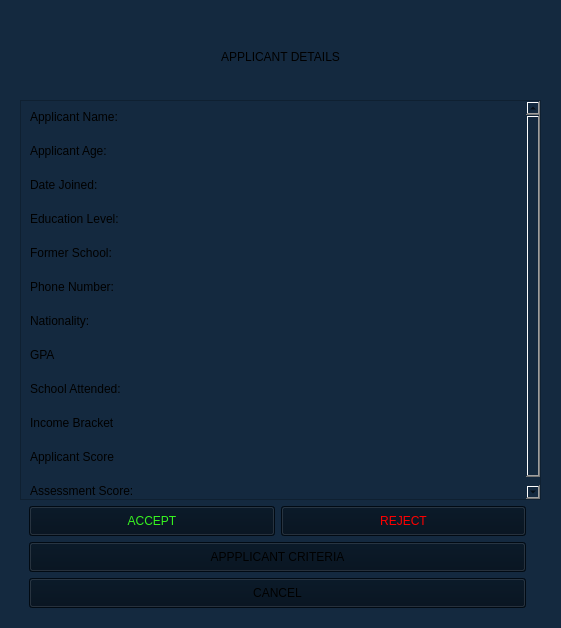
The window that SholarshipManagementSystem/manageApplicantl/manageApplicantDetails.ui (YNCO10/scholarshipManagementSystem) describes before a commit, drawn with Qt 5.
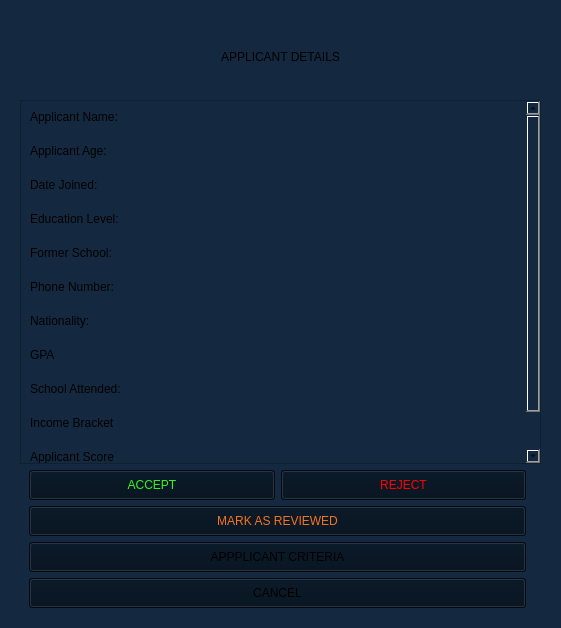
The same window after the commit. The open tabs and pages were chosen to show the change.

Diff of the .ui file:
```diff
--- a/SholarshipManagementSystem/manageApplicantl/manageApplicantDetails.ui
+++ b/SholarshipManagementSystem/manageApplicantl/manageApplicantDetails.ui
@@ -62,7 +62,7 @@
            <rect>
             <x>0</x>
             <y>0</y>
-            <width>153</width>
+            <width>511</width>
             <height>524</height>
            </rect>
           </property>
@@ -229,6 +229,20 @@
            </item>
           </layout>
          </item>
+         <item>
+          <widget class="QPushButton" name="markAsReviewedBtn">
+           <property name="cursor">
+            <cursorShape>PointingHandCursor</cursorShape>
+           </property>
+           <property name="styleSheet">
+            <string notr="true">color: rgb(244, 115, 32);
+background-color: rgb(1, 14, 27);</string>
+           </property>
+           <property name="text">
+            <string>MARK AS REVIEWED</string>
+           </property>
+          </widget>
+         </item>
          <item>
           <widget class="QPushButton" name="goToApplicantCriteriaBtn">
            <property name="styleSheet">
```
Left out of the diff: 7 changed lines with no effect on the pictures.
